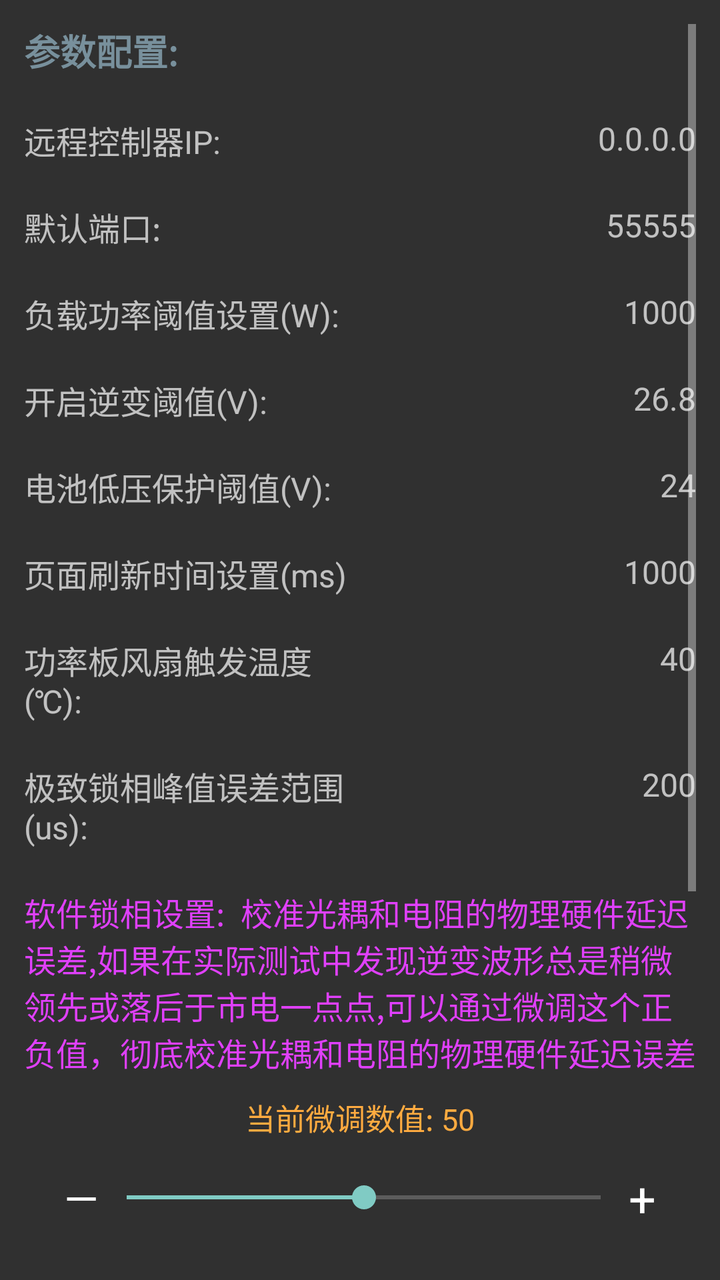
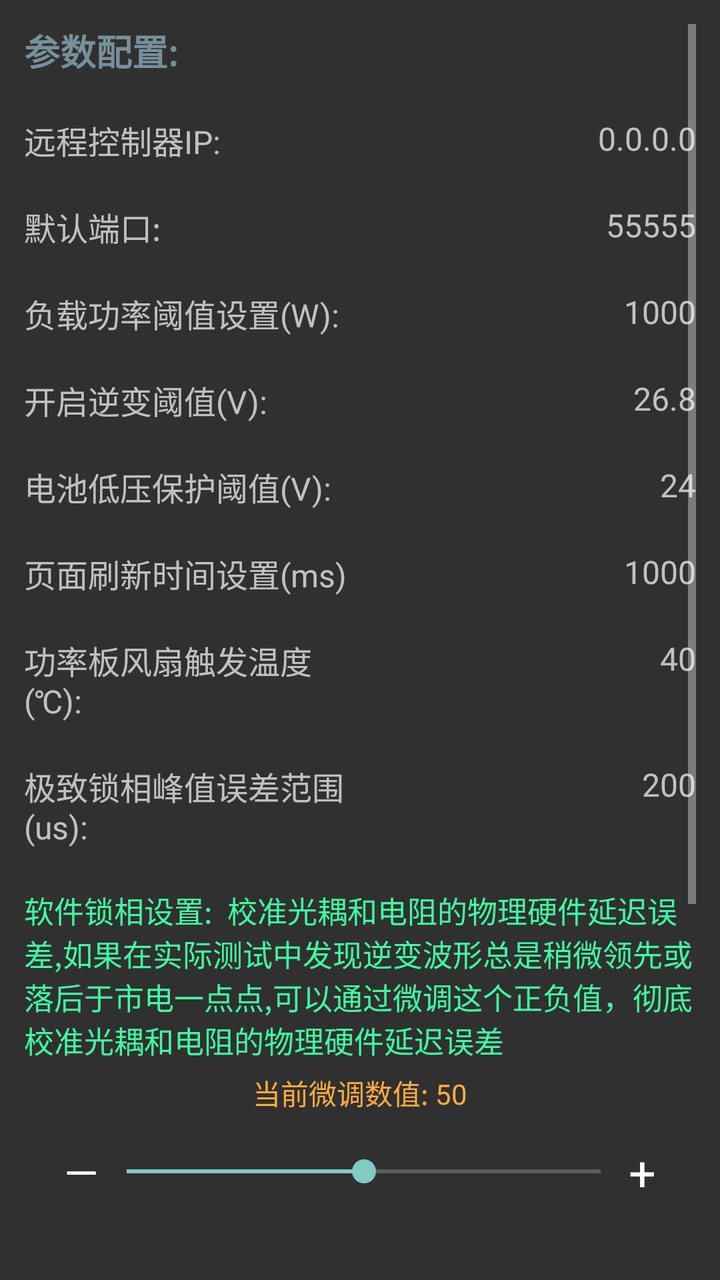

Screens rendered from an Android XML layout before and after an edit, with the pre-edit source and the edit as a unified diff.
<!-- AndroidManifest.xml: application theme Theme.AppCompat.NoActionBar -->
<!-- res/layout/other_activity.xml -->
<?xml version="1.0" encoding="utf-8"?>
<ScrollView xmlns:android="http://schemas.android.com/apk/res/android"
    xmlns:app="http://schemas.android.com/apk/res-auto"
    xmlns:tools="http://schemas.android.com/tools"
    android:layout_width="match_parent"
    android:layout_height="match_parent"
    android:padding="12dp">

    <androidx.constraintlayout.widget.ConstraintLayout
        android:layout_width="match_parent"
        android:layout_height="wrap_content">

        
        <TextView
            android:id="@+id/textView25"
            android:layout_width="0dp"
            android:layout_height="wrap_content"
            android:text="参数配置:"
            android:textSize="18sp"
            android:textStyle="bold"
            android:textColor="#78909C"
            app:layout_constraintTop_toTopOf="parent"
            app:layout_constraintStart_toStartOf="parent"
            app:layout_constraintEnd_toEndOf="parent"
            tools:ignore="HardcodedText" />

        
        <TextView
            android:id="@+id/textView21"
            android:layout_width="0dp"
            android:layout_height="wrap_content"
            android:text="远程控制器IP:"
            android:textSize="16sp"
            app:layout_constraintTop_toBottomOf="@id/textView25"
            app:layout_constraintStart_toStartOf="parent"
            app:layout_constraintEnd_toStartOf="@id/target_ip"
            android:layout_marginTop="20dp"
            tools:ignore="HardcodedText" />

        <TextView
            android:id="@+id/target_ip"
            android:layout_width="0dp"
            android:layout_height="wrap_content"
            android:hint="0.0.0.0"
            android:gravity="end"
            android:textSize="16sp"
            app:layout_constraintTop_toTopOf="@id/textView21"
            app:layout_constraintStart_toEndOf="@id/textView21"
            app:layout_constraintEnd_toEndOf="parent"
            android:layout_marginStart="12dp"
            tools:ignore="HardcodedText" />

        
        <TextView
            android:id="@+id/textView22"
            android:layout_width="0dp"
            android:layout_height="wrap_content"
            android:text="默认端口:"
            android:textSize="16sp"
            app:layout_constraintTop_toBottomOf="@id/textView21"
            app:layout_constraintStart_toStartOf="parent"
            app:layout_constraintEnd_toStartOf="@id/target_port"
            android:layout_marginTop="20dp"
            tools:ignore="HardcodedText" />

        <TextView
            android:id="@+id/target_port"
            android:layout_width="0dp"
            android:layout_height="wrap_content"
            android:hint="55555"
            android:gravity="end"
            android:textSize="16sp"
            app:layout_constraintTop_toTopOf="@id/textView22"
            app:layout_constraintStart_toEndOf="@id/textView22"
            app:layout_constraintEnd_toEndOf="parent"
            android:layout_marginStart="12dp"
            tools:ignore="HardcodedText" />

        
        <TextView
            android:id="@+id/textView7"
            android:layout_width="0dp"
            android:layout_height="wrap_content"
            android:text="负载功率阈值设置(W):"
            android:textSize="16sp"
            app:layout_constraintTop_toBottomOf="@id/textView22"
            app:layout_constraintStart_toStartOf="parent"
            app:layout_constraintEnd_toStartOf="@id/w_edit"
            android:layout_marginTop="20dp"
            tools:ignore="HardcodedText" />

        <TextView
            android:id="@+id/w_edit"
            android:layout_width="0dp"
            android:layout_height="wrap_content"
            android:hint="1000"
            android:gravity="end"
            android:textSize="16sp"
            app:layout_constraintTop_toTopOf="@id/textView7"
            app:layout_constraintStart_toEndOf="@id/textView7"
            app:layout_constraintEnd_toEndOf="parent"
            android:layout_marginStart="12dp"
            tools:ignore="HardcodedText" />

        
        <TextView
            android:id="@+id/textView20"
            android:layout_width="0dp"
            android:layout_height="wrap_content"
            android:text="开启逆变阈值(V):"
            android:textSize="16sp"
            app:layout_constraintTop_toBottomOf="@id/textView7"
            app:layout_constraintStart_toStartOf="parent"
            app:layout_constraintEnd_toStartOf="@id/open_pv_value"
            android:layout_marginTop="20dp"
            tools:ignore="HardcodedText" />

        <TextView
            android:id="@+id/open_pv_value"
            android:layout_width="0dp"
            android:layout_height="wrap_content"
            android:hint="26.8"
            android:gravity="end"
            android:textSize="16sp"
            app:layout_constraintTop_toTopOf="@id/textView20"
            app:layout_constraintStart_toEndOf="@id/textView20"
            app:layout_constraintEnd_toEndOf="parent"
            android:layout_marginStart="12dp"
            tools:ignore="HardcodedText" />

        
        <TextView
            android:id="@+id/textView"
            android:layout_width="0dp"
            android:layout_height="wrap_content"
            android:text="电池低压保护阈值(V):"
            android:textSize="16sp"
            app:layout_constraintTop_toBottomOf="@id/textView20"
            app:layout_constraintStart_toStartOf="parent"
            app:layout_constraintEnd_toStartOf="@id/low_voltage_set"
            android:layout_marginTop="20dp"
            tools:ignore="HardcodedText" />

        <TextView
            android:id="@+id/low_voltage_set"
            android:layout_width="0dp"
            android:layout_height="wrap_content"
            android:layout_marginStart="12dp"
            android:gravity="end"
            android:hint="24"
            android:textSize="16sp"
            app:layout_constraintEnd_toEndOf="parent"
            app:layout_constraintStart_toEndOf="@id/textView"
            app:layout_constraintTop_toTopOf="@id/textView"
            tools:ignore="HardcodedText,TextContrastCheck" />

        
        <TextView
            android:id="@+id/textView23"
            android:layout_width="0dp"
            android:layout_height="wrap_content"
            android:text="页面刷新时间设置(ms)"
            android:textSize="16sp"
            app:layout_constraintTop_toBottomOf="@id/textView"
            app:layout_constraintStart_toStartOf="parent"
            app:layout_constraintEnd_toStartOf="@id/refresh_time_set"
            android:layout_marginTop="20dp"
            tools:ignore="HardcodedText" />

        <TextView
            android:id="@+id/refresh_time_set"
            android:layout_width="0dp"
            android:layout_height="wrap_content"
            android:hint="1000"
            android:gravity="end"
            android:textSize="16sp"
            app:layout_constraintTop_toTopOf="@id/textView23"
            app:layout_constraintStart_toEndOf="@id/textView23"
            app:layout_constraintEnd_toEndOf="parent"
            android:layout_marginStart="12dp"
            tools:ignore="HardcodedText" />

        
        <TextView
            android:id="@+id/textView30"
            android:layout_width="0dp"
            android:layout_height="wrap_content"
            android:text="功率板风扇触发温度(℃):"
            android:textSize="16sp"
            app:layout_constraintTop_toBottomOf="@id/textView23"
            app:layout_constraintStart_toStartOf="parent"
            app:layout_constraintEnd_toStartOf="@id/mos_trigger_value"
            android:layout_marginTop="20dp"
            tools:ignore="HardcodedText" />

        <TextView
            android:id="@+id/mos_trigger_value"
            android:layout_width="0dp"
            android:layout_height="wrap_content"
            android:hint="40"
            android:gravity="end"
            android:textSize="16sp"
            app:layout_constraintTop_toTopOf="@id/textView30"
            app:layout_constraintStart_toEndOf="@id/textView30"
            app:layout_constraintEnd_toEndOf="parent"
            android:layout_marginStart="12dp"
            tools:ignore="HardcodedText" />

        
        <TextView
            android:id="@+id/textView32"
            android:layout_width="0dp"
            android:layout_height="wrap_content"
            android:text="极致锁相峰值误差范围(us):"
            android:textSize="16sp"
            app:layout_constraintTop_toBottomOf="@id/textView30"
            app:layout_constraintStart_toStartOf="parent"
            app:layout_constraintEnd_toStartOf="@id/mos_trigger_value"
            android:layout_marginTop="20dp"
            tools:ignore="HardcodedText" />

        <TextView
            android:id="@+id/lock_us_diff"
            android:layout_width="0dp"
            android:layout_height="wrap_content"
            android:layout_marginStart="12dp"
            android:gravity="end"
            android:hint="200"
            android:textSize="16sp"
            app:layout_constraintEnd_toEndOf="parent"
            app:layout_constraintStart_toEndOf="@id/textView32"
            app:layout_constraintTop_toTopOf="@id/textView32"
            tools:ignore="HardcodedText,TextContrastCheck" />

        <TextView
            android:id="@+id/textView31"
            android:layout_width="0dp"
            android:layout_height="wrap_content"
            android:text="软件锁相设置:  校准光耦和电阻的物理硬件延迟误差,如果在实际测试中发现逆变波形总是稍微领先或落后于市电一点点,可以通过微调这个正负值，彻底校准光耦和电阻的物理硬件延迟误差"
            android:textSize="16sp"
            android:textColor="#E040FB"
            android:layout_marginTop="20dp"
            app:layout_constraintTop_toBottomOf="@+id/textView32"
            tools:ignore="HardcodedText,MissingConstraints" />

        <TextView
            android:id="@+id/tvSliderValue"
            android:layout_width="wrap_content"
            android:layout_height="wrap_content"
            android:text="当前微调数值: 50"
            android:textSize="15sp"
            android:textColor="#FFAB40"
            android:layout_marginTop="10dp"
            app:layout_constraintTop_toBottomOf="@+id/textView31"
            app:layout_constraintStart_toStartOf="parent"
            app:layout_constraintEnd_toEndOf="parent"
            tools:ignore="HardcodedText" />

        <LinearLayout
            android:id="@+id/linearLayout"
            android:layout_width="match_parent"
            android:layout_height="wrap_content"
            android:orientation="horizontal"
            android:gravity="center_vertical"
            android:layout_marginTop="5dp"
            android:paddingLeft="12dp"
            android:paddingRight="12dp"
            app:layout_constraintTop_toBottomOf="@+id/tvSliderValue">

            <TextView
                android:id="@+id/btnMinus"
                android:layout_width="wrap_content"
                android:layout_height="wrap_content"
                android:clickable="true"
                android:focusable="true"
                android:padding="8dp"
                android:text="—"
                android:textColor="#FFFFFF"
                android:textSize="22sp"
                tools:ignore="HardcodedText,TouchTargetSizeCheck" />
            
            <SeekBar
                android:id="@+id/mySeekBar"
                android:layout_width="0dp"
                android:layout_height="wrap_content"
                android:layout_weight="1"
                android:max="4000"
                android:progress="2000"
                android:paddingStart="6dp"
                android:paddingEnd="6dp"
                android:thumbOffset="6dp" />
            
            <TextView
                android:id="@+id/btnPlus"
                android:layout_width="wrap_content"
                android:layout_height="wrap_content"
                android:clickable="true"
                android:focusable="true"
                android:padding="8dp"
                android:text="+"
                android:textColor="#FFFFFF"
                android:textSize="24sp"
                tools:ignore="HardcodedText,TouchTargetSizeCheck" />
        </LinearLayout>
        
        <TextView
            android:id="@+id/custom_output"
            android:layout_width="0dp"
            android:layout_height="wrap_content"
            android:text="输出模式设定:"
            android:textColor="#78909C"
            android:textSize="16sp"
            android:textStyle="bold"
            android:layout_marginTop="20dp"
            app:layout_constraintEnd_toEndOf="parent"
            app:layout_constraintStart_toStartOf="parent"
            app:layout_constraintTop_toBottomOf="@+id/linearLayout"
            tools:ignore="HardcodedText" />

        
        <TextView
            android:id="@+id/auto_mode"
            android:layout_width="0dp"
            android:layout_height="wrap_content"
            android:text="自动模式"
            android:textSize="18sp"
            android:textStyle="bold"
            app:layout_constraintTop_toBottomOf="@id/custom_output"
            app:layout_constraintStart_toStartOf="parent"
            app:layout_constraintEnd_toStartOf="@id/power_grid_mode"
            android:layout_marginTop="25dp"
            tools:ignore="HardcodedText" />

        <TextView
            android:id="@+id/power_grid_mode"
            android:layout_width="0dp"
            android:layout_height="wrap_content"
            android:text="市电模式"
            android:gravity="center"
            android:textSize="18sp"
            android:textStyle="bold"
            app:layout_constraintTop_toTopOf="@id/auto_mode"
            app:layout_constraintStart_toEndOf="@id/auto_mode"
            app:layout_constraintEnd_toStartOf="@id/pv_mode"
            tools:ignore="HardcodedText" />

        <TextView
            android:id="@+id/pv_mode"
            android:layout_width="0dp"
            android:layout_height="wrap_content"
            android:text="逆变模式"
            android:gravity="end"
            android:textSize="18sp"
            android:textStyle="bold"
            app:layout_constraintTop_toTopOf="@id/auto_mode"
            app:layout_constraintStart_toEndOf="@id/power_grid_mode"
            app:layout_constraintEnd_toEndOf="parent"
            tools:ignore="HardcodedText" />

        
        <TextView
            android:id="@+id/reset_network"
            android:layout_width="0dp"
            android:layout_height="wrap_content"
            android:text="重置网络及参数"
            android:textSize="18sp"
            android:textStyle="bold"
            android:gravity="center"
            android:background="#AC0E07"
            android:textColor="#FFFFFF"
            app:layout_constraintTop_toBottomOf="@id/auto_mode"
            app:layout_constraintStart_toStartOf="parent"
            app:layout_constraintEnd_toEndOf="parent"
            android:layout_marginTop="35dp"
            android:padding="12dp"
            tools:ignore="HardcodedText" />

        
        <TextView
            android:id="@+id/textView18"
            android:layout_width="0dp"
            android:layout_height="wrap_content"
            android:text="设置模块参数,包括双电源切换时的电压阈值,还有电池低压保护电压,默认情况下使用太阳能逆变做为主供电，当负载功率达到设定功率时，自动切换到市电做为输出."
            android:textSize="14sp"
            android:textColor="#78909C"
            app:layout_constraintTop_toBottomOf="@id/reset_network"
            app:layout_constraintStart_toStartOf="parent"
            app:layout_constraintEnd_toEndOf="parent"
            android:layout_marginTop="25dp"
            tools:ignore="HardcodedText" />

    </androidx.constraintlayout.widget.ConstraintLayout>
</ScrollView>
<!-- resources referenced by this layout -->
<resources>

</resources>

<!-- the commit's change to res/layout/other_activity.xml (unified diff, before → after) -->
@@ -237,8 +237,8 @@
             android:layout_width="0dp"
             android:layout_height="wrap_content"
             android:text="软件锁相设置:  校准光耦和电阻的物理硬件延迟误差,如果在实际测试中发现逆变波形总是稍微领先或落后于市电一点点,可以通过微调这个正负值，彻底校准光耦和电阻的物理硬件延迟误差"
-            android:textSize="16sp"
-            android:textColor="#E040FB"
+            android:textSize="15sp"
+            android:textColor="#40FBA1"
             android:layout_marginTop="20dp"
             app:layout_constraintTop_toBottomOf="@+id/textView32"
             tools:ignore="HardcodedText,MissingConstraints" />
@@ -248,9 +248,9 @@
             android:layout_width="wrap_content"
             android:layout_height="wrap_content"
             android:text="当前微调数值: 50"
-            android:textSize="15sp"
+            android:textSize="14sp"
             android:textColor="#FFAB40"
-            android:layout_marginTop="10dp"
+            android:layout_marginTop="5dp"
             app:layout_constraintTop_toBottomOf="@+id/textView31"
             app:layout_constraintStart_toStartOf="parent"
             app:layout_constraintEnd_toEndOf="parent"
